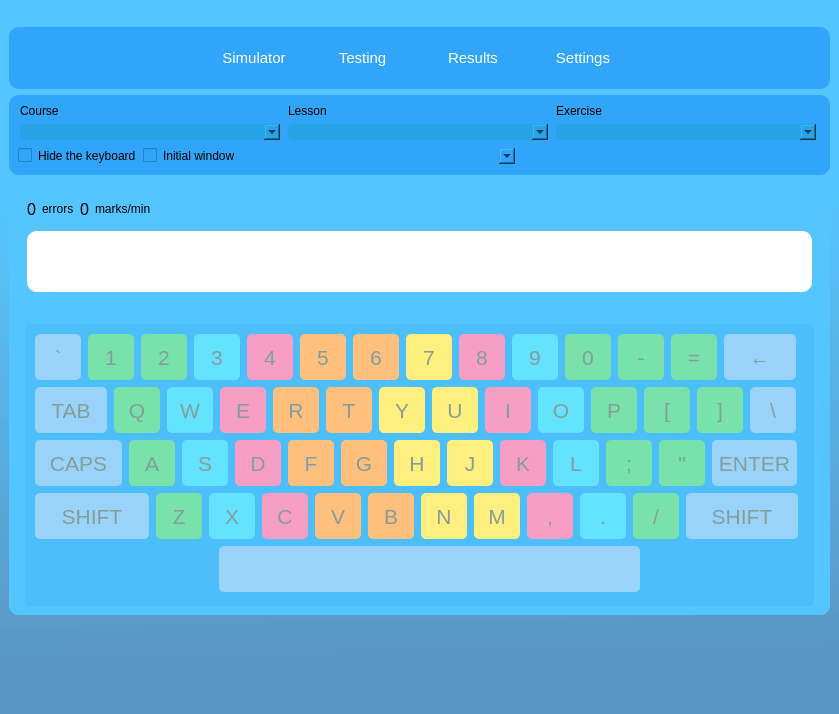
The window that src/RATATYPE-C/mainwindow.ui (chaknoris16/Typing) describes before a commit, drawn with Qt 5.
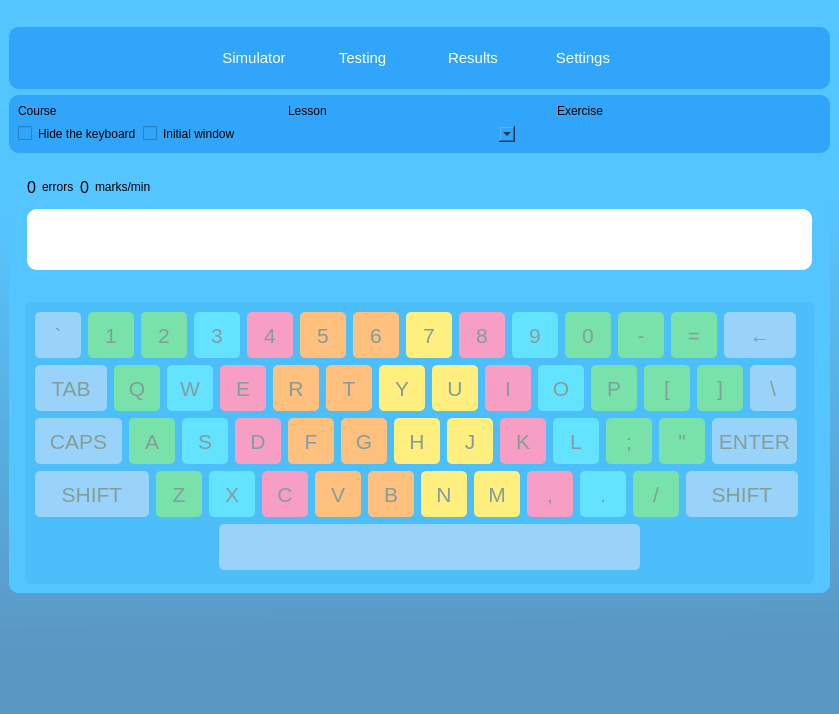
The same window after the commit. Icons and pictures are not drawn.

```diff
--- a/src/RATATYPE-C/mainwindow.ui
+++ b/src/RATATYPE-C/mainwindow.ui
@@ -328,51 +328,20 @@
                </property>
               </widget>
              </item>
-             <item>
-              <widget class="QComboBox" name="comboBox_Course">
-               <property name="maximumSize">
-                <size>
-                 <width>260</width>
-                 <height>24</height>
-                </size>
-               </property>
-               <property name="focusPolicy">
-                <enum>Qt::NoFocus</enum>
-               </property>
-               <property name="styleSheet">
-                <string notr="true">background-color: rgb(40, 163, 232);
- border-radius: 5px;</string>
-               </property>
-              </widget>
-             </item>
             </layout>
            </item>
            <item>
             <layout class="QVBoxLayout" name="verticalLayout_5">
              <item>
               <widget class="QLabel" name="label_3">
+               <property name="styleSheet">
+                <string notr="true"/>
+               </property>
                <property name="text">
                 <string>Lesson</string>
                </property>
               </widget>
              </item>
-             <item>
-              <widget class="QComboBox" name="comboBox_Lessons">
-               <property name="maximumSize">
-                <size>
-                 <width>260</width>
-                 <height>24</height>
-                </size>
-               </property>
-               <property name="focusPolicy">
-                <enum>Qt::NoFocus</enum>
-               </property>
-               <property name="styleSheet">
-                <string notr="true">background-color: rgb(40, 163, 232);
- border-radius: 5px;</string>
-               </property>
-              </widget>
-             </item>
             </layout>
            </item>
            <item>
@@ -384,23 +353,6 @@
                </property>
               </widget>
              </item>
-             <item>
-              <widget class="QComboBox" name="comboBox_Exercises">
-               <property name="maximumSize">
-                <size>
-                 <width>260</width>
-                 <height>24</height>
-                </size>
-               </property>
-               <property name="focusPolicy">
-                <enum>Qt::NoFocus</enum>
-               </property>
-               <property name="styleSheet">
-                <string notr="true">background-color: rgb(40, 163, 232);
- border-radius: 5px;</string>
-               </property>
-              </widget>
-             </item>
             </layout>
            </item>
           </layout>
```
Left out of the diff: 6 changed lines with no effect on the pictures.
